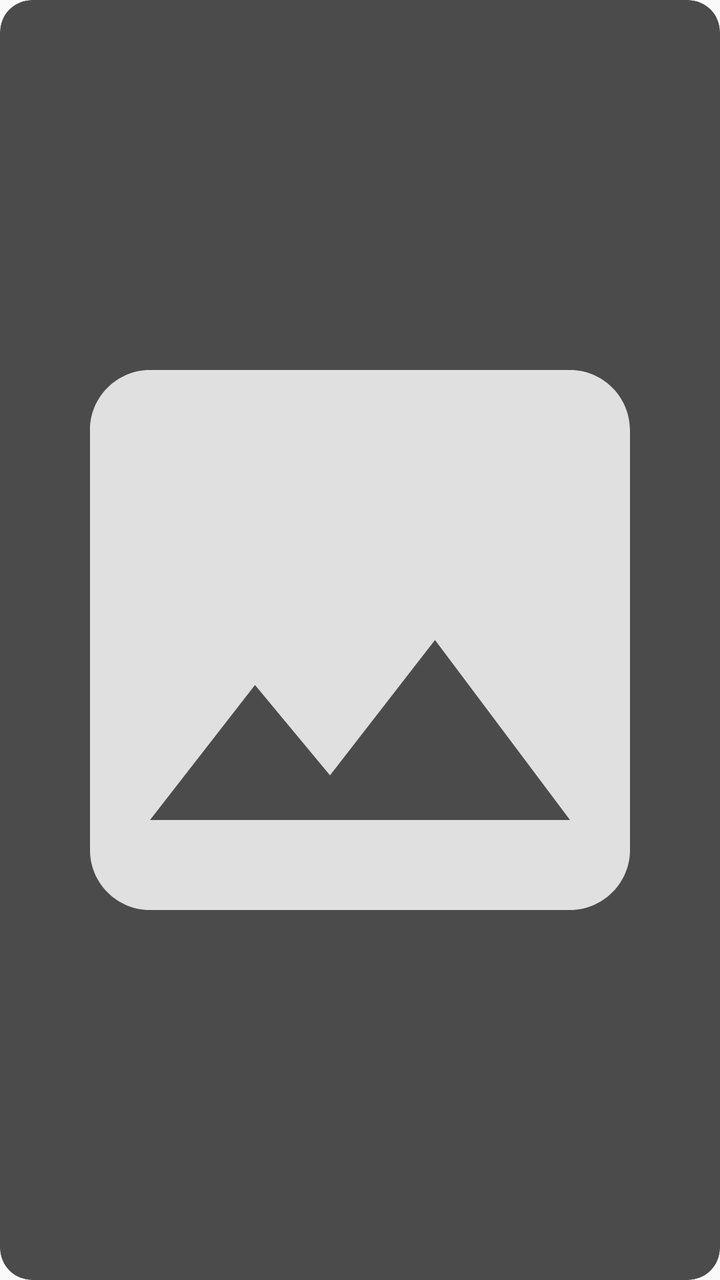
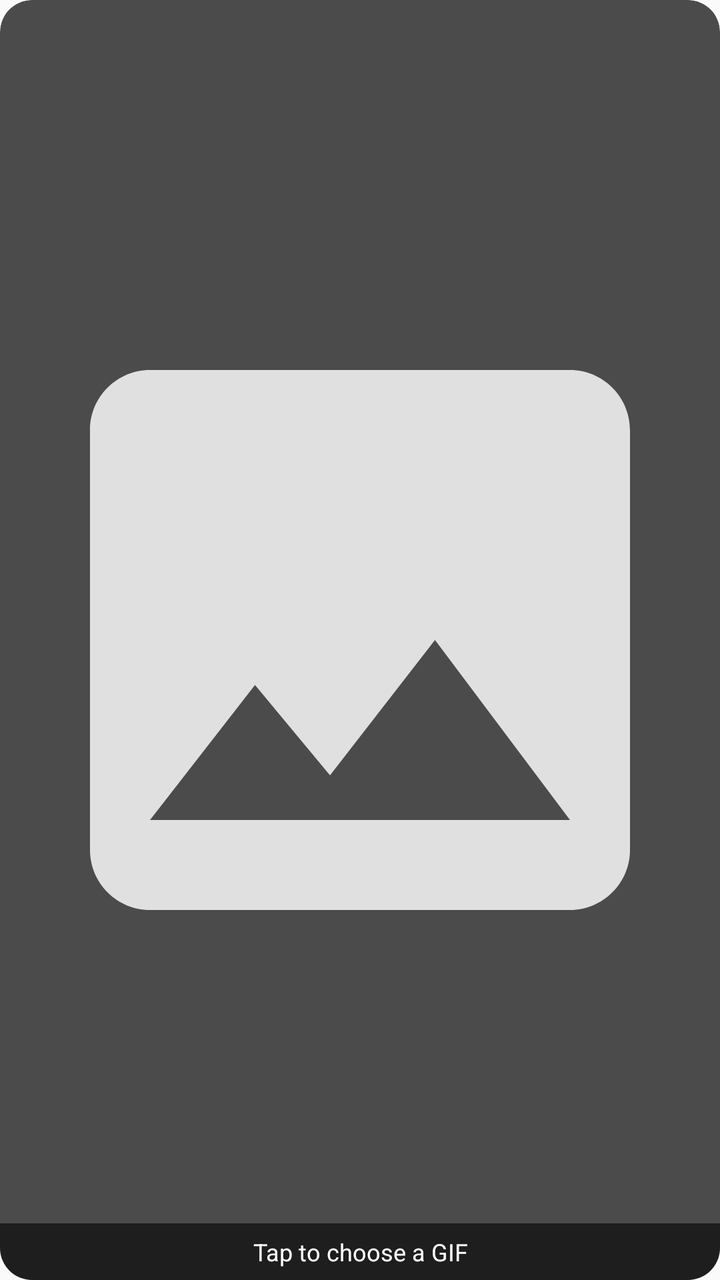

The first picture is an Android layout as it rendered before a commit; the second is the same layout after the commit. The layout source and the unified diff follow.
<!-- AndroidManifest.xml: application theme Theme.WuxiaGIFWidget -->
<!-- res/layout/widget_gif.xml -->
<?xml version="1.0" encoding="utf-8"?>
<FrameLayout xmlns:android="http://schemas.android.com/apk/res/android"
    android:id="@android:id/background"
    android:layout_width="match_parent"
    android:layout_height="match_parent"
    android:background="@drawable/widget_background"
    android:clipToOutline="true">

    <ImageView
        android:id="@+id/widget_image"
        android:layout_width="match_parent"
        android:layout_height="match_parent"
        android:contentDescription="@string/widget_image_description"
        android:scaleType="fitCenter"
        android:src="@drawable/widget_placeholder" />

</FrameLayout>
<!-- resources referenced by this layout -->
<resources>
  <!-- drawable widget_background (drawable) -->
  <?xml version="1.0" encoding="utf-8"?>
  <shape xmlns:android="http://schemas.android.com/apk/res/android"
      android:shape="rectangle">
      <solid android:color="#CC202020" />
      <corners android:radius="16dp" />
  </shape>
  <!-- drawable widget_placeholder (drawable) -->
  <?xml version="1.0" encoding="utf-8"?>
  <vector xmlns:android="http://schemas.android.com/apk/res/android"
      android:width="96dp"
      android:height="96dp"
      android:viewportWidth="24"
      android:viewportHeight="24">
      <path
          android:fillColor="#FFE0E0E0"
          android:pathData="M21,19V5c0,-1.1 -0.9,-2 -2,-2H5c-1.1,0 -2,0.9 -2,2v14c0,1.1 0.9,2 2,2h14c1.1,0 2,-0.9 2,-2zM8.5,13.5l2.5,3.01L14.5,12l4.5,6H5l3.5,-4.5z" />
  </vector>
  <string name="widget_image_description">Animated GIF</string>
  <style name="Theme.WuxiaGIFWidget" parent="android:Theme.Material.Light.NoActionBar" />
</resources>

<!-- the commit's change to res/layout/widget_gif.xml (unified diff, before → after) -->
@@ -14,4 +14,19 @@
         android:scaleType="fitCenter"
         android:src="@drawable/widget_placeholder" />
 
+    
+    <TextView
+        android:id="@+id/widget_label"
+        android:layout_width="match_parent"
+        android:layout_height="wrap_content"
+        android:layout_gravity="bottom"
+        android:background="#99000000"
+        android:ellipsize="end"
+        android:gravity="center"
+        android:maxLines="2"
+        android:padding="6dp"
+        android:text="@string/widget_tap_to_choose"
+        android:textColor="#FFFFFFFF"
+        android:textSize="12sp" />
+
 </FrameLayout>
<!-- resource entries referenced after the edit -->
@@ -19,6 +19,7 @@
           android:pathData="M21,19V5c0,-1.1 -0.9,-2 -2,-2H5c-1.1,0 -2,0.9 -2,2v14c0,1.1 0.9,2 2,2h14c1.1,0 2,-0.9 2,-2zM8.5,13.5l2.5,3.01L14.5,12l4.5,6H5l3.5,-4.5z" />
   </vector>
   <string name="widget_image_description">Animated GIF</string>
+  <string name="widget_tap_to_choose">Tap to choose a GIF</string>
   <style name="Theme.WuxiaGIFWidget" parent="android:Theme.Material.Light.NoActionBar" />
 </resources>
 
